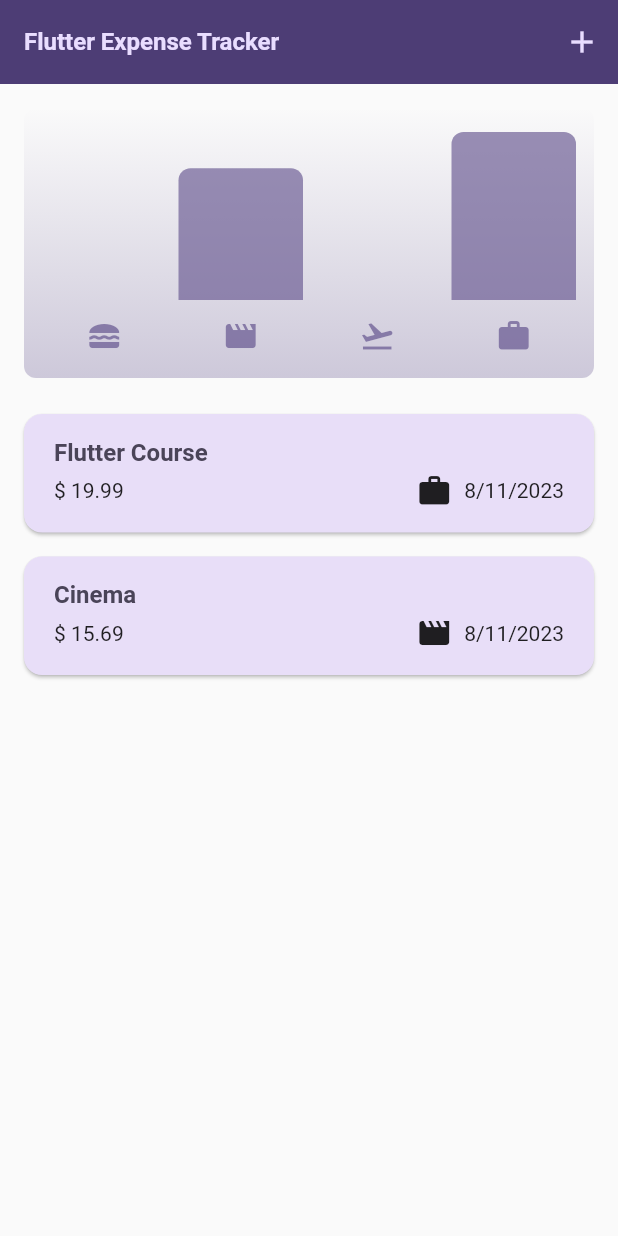
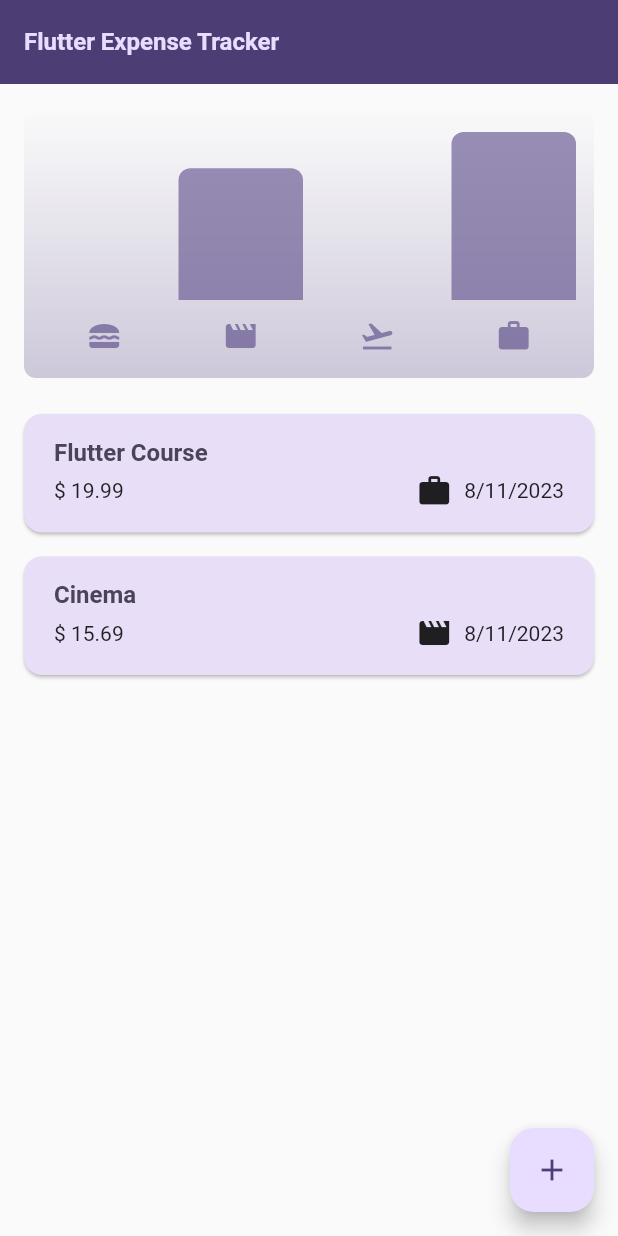
Before and after one commit to angelo-filho/expense_tracker, a Flutter app: the screen it shows after launch, on a phone screen of 412 x 824 dp. Run offline on Flutter 3.47's test engine with Material 2 defaults, Android fonts, the phone set to English and light mode, and no system bars.

Commit message:
feat: add FAB
- Remove app bar action button
- Add FAB

```diff
--- a/lib/screens/expenses_screen.dart
+++ b/lib/screens/expenses_screen.dart
@@ -86,12 +86,10 @@ class _ExpensesScreenState extends State<ExpensesScreen> {
     return Scaffold(
       appBar: AppBar(
         title: const Text("Flutter Expense Tracker"),
-        actions: [
-          IconButton(
-            onPressed: _openAddExpenseOverlay,
-            icon: const Icon(Icons.add),
-          )
-        ],
+      ),
+      floatingActionButton: FloatingActionButton(
+        onPressed: _openAddExpenseOverlay,
+        child: const Icon(Icons.add),
       ),
       body: width < 600
           ? Column(
```
